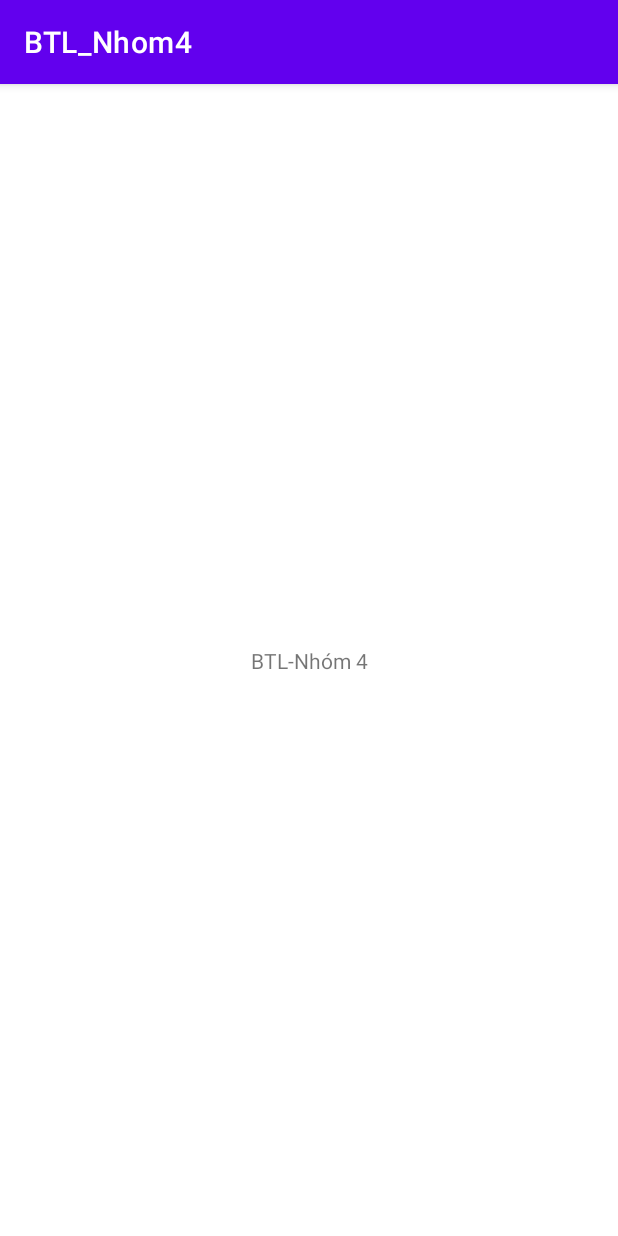
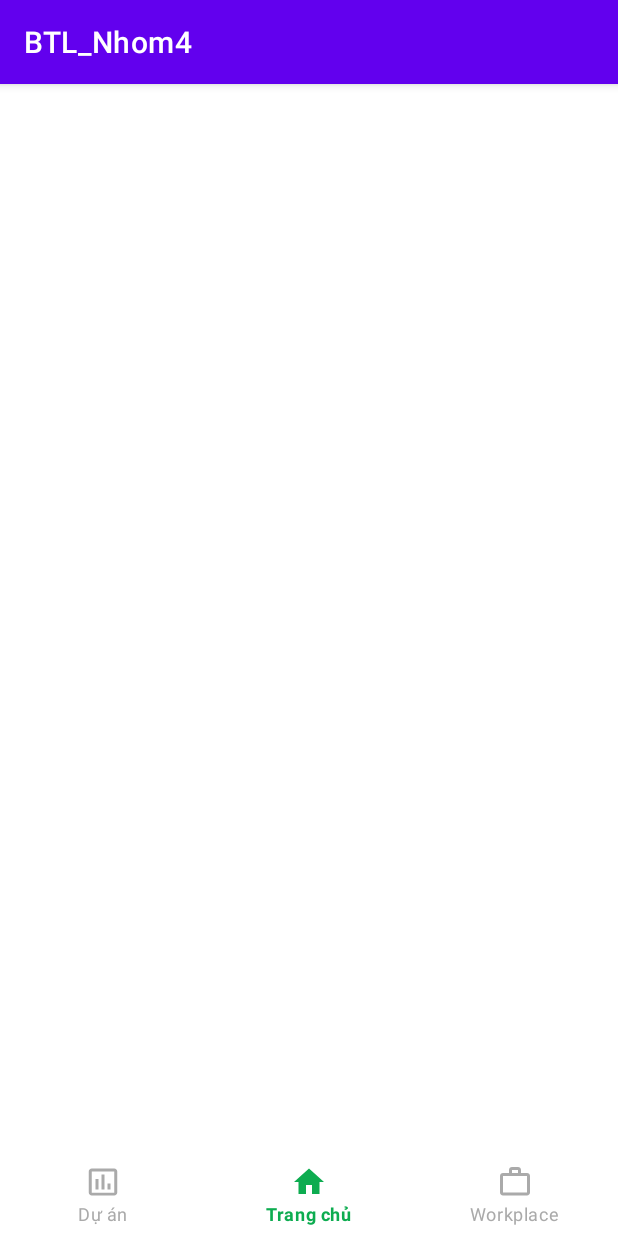
Before and after one commit to phandung2701/work-schedule-management-app, an Android app: the screen it shows after launch (MainActivity), on a phone screen of 412 x 824 dp. Run offline under Robolectric (Android 15) with nearby library versions, the phone set to English and light mode, and no system bars.

Commit message:
Feature bottom navigation view

```diff
--- a/app/src/main/java/com/example/btl_nhom4/MainActivity.java
+++ b/app/src/main/java/com/example/btl_nhom4/MainActivity.java
@@ -3,12 +3,20 @@ package com.example.btl_nhom4;
 import androidx.appcompat.app.AppCompatActivity;
 
 import android.os.Bundle;
+import android.util.Log;
+import android.view.MenuItem;
+import android.view.View;
+
+import com.google.android.material.bottomnavigation.BottomNavigationView;
 
 public class MainActivity extends AppCompatActivity {
+    BottomNavigationView bottomNavigation;
 
     @Override
     protected void onCreate(Bundle savedInstanceState) {
         super.onCreate(savedInstanceState);
         setContentView(R.layout.activity_main);
+        bottomNavigation = findViewById(R.id.bottom_navigation);
+        bottomNavigation.setSelectedItemId(R.id.bottom_navigation_home);
     }
 }
--- /dev/null
+++ b/app/src/main/res/color/tab_item_foreground.xml
@@ -0,0 +1,5 @@
+<?xml version="1.0" encoding="utf-8"?>
+<selector xmlns:android="http://schemas.android.com/apk/res/android">
+<item android:state_checked="true" android:color="@color/green_3" />
+<item android:color="@android:color/darker_gray"  />
+</selector>
--- /dev/null
+++ b/app/src/main/res/drawable/ic_home_24.xml
@@ -0,0 +1,5 @@
+<vector android:height="24dp" android:tint="#373737"
+    android:viewportHeight="24" android:viewportWidth="24"
+    android:width="24dp" xmlns:android="http://schemas.android.com/apk/res/android">
+    <path android:fillColor="@android:color/white" android:pathData="M10,20v-6h4v6h5v-8h3L12,3 2,12h3v8z"/>
+</vector>
--- /dev/null
+++ b/app/src/main/res/drawable/ic_project_24.xml
@@ -0,0 +1,5 @@
+<vector android:height="24dp" android:tint="#373737"
+    android:viewportHeight="24" android:viewportWidth="24"
+    android:width="24dp" xmlns:android="http://schemas.android.com/apk/res/android">
+    <path android:fillColor="@android:color/white" android:pathData="M9,17L7,17v-7h2v7zM13,17h-2L11,7h2v10zM17,17h-2v-4h2v4zM19.5,19.1h-15L4.5,5h15v14.1zM19.5,3h-15c-1.1,0 -2,0.9 -2,2v14c0,1.1 0.9,2 2,2h15c1.1,0 2,-0.9 2,-2L21.5,5c0,-1.1 -0.9,-2 -2,-2z"/>
+</vector>
--- /dev/null
+++ b/app/src/main/res/drawable/ic_workplace_24.xml
@@ -0,0 +1,6 @@
+<vector android:height="24dp" android:tint="#373737"
+    android:viewportHeight="24" android:viewportWidth="24"
+    android:width="24dp" xmlns:android="http://schemas.android.com/apk/res/android">
+    <path android:fillColor="@android:color/white"
+        android:fillType="evenOdd" android:pathData="M14,6L14,4h-4v2h4zM4,8v11h16L20,8L4,8zM20,6c1.11,0 2,0.89 2,2v11c0,1.11 -0.89,2 -2,2L4,21c-1.11,0 -2,-0.89 -2,-2l0.01,-11c0,-1.11 0.88,-2 1.99,-2h4L8,4c0,-1.11 0.89,-2 2,-2h4c1.11,0 2,0.89 2,2v2h4z"/>
+</vector>
--- a/app/src/main/res/layout/activity_main.xml
+++ b/app/src/main/res/layout/activity_main.xml
@@ -6,13 +6,23 @@
     android:layout_height="match_parent"
     tools:context=".MainActivity">
 
-    <TextView
-        android:layout_width="wrap_content"
+    <LinearLayout
+        android:layout_width="match_parent"
         android:layout_height="wrap_content"
-        android:text="BTL-Nhóm 4"
         app:layout_constraintBottom_toBottomOf="parent"
-        app:layout_constraintLeft_toLeftOf="parent"
-        app:layout_constraintRight_toRightOf="parent"
-        app:layout_constraintTop_toTopOf="parent" />
+        app:layout_constraintEnd_toEndOf="parent"
+        app:layout_constraintStart_toStartOf="parent">
+
+        <com.google.android.material.bottomnavigation.BottomNavigationView
+            android:id="@+id/bottom_navigation"
+            android:layout_width="match_parent"
+            android:layout_height="wrap_content"
+            android:layout_gravity="bottom"
+            app:itemIconTint="@color/tab_item_foreground"
+            app:itemTextColor="@color/tab_item_foreground"
+            app:menu="@menu/bottom_navigation"
+            tools:ignore="MissingConstraints" />
+
+    </LinearLayout>
 
 </androidx.constraintlayout.widget.ConstraintLayout>
--- /dev/null
+++ b/app/src/main/res/menu/bottom_navigation.xml
@@ -0,0 +1,19 @@
+<?xml version="1.0" encoding="utf-8"?>
+<menu xmlns:android="http://schemas.android.com/apk/res/android">
+    <item
+        android:id="@+id/bottom_navigation_project"
+        android:icon="@drawable/ic_project_24"
+        android:title="@string/title_project" />
+
+    <item
+        android:id="@+id/bottom_navigation_home"
+        android:icon="@drawable/ic_home_24"
+        android:checked="true"
+        android:title="@string/title_home" />
+
+    <item
+        android:id="@+id/bottom_navigation_workplace"
+        android:icon="@drawable/ic_workplace_24"
+        android:title="@string/title_workplace" />
+
+</menu>
--- a/app/src/main/res/values/colors.xml
+++ b/app/src/main/res/values/colors.xml
@@ -7,4 +7,8 @@
     <color name="teal_700">#FF018786</color>
     <color name="black">#FF000000</color>
     <color name="white">#FFFFFFFF</color>
+    <color name="green_4">#009C41</color>
+    <color name="green_3">#0DAC50</color>
+    <color name="green_2">#1DBC60</color>
+    <color name="green_1">#8EFFC1</color>
 </resources>
--- a/app/src/main/res/values/strings.xml
+++ b/app/src/main/res/values/strings.xml
@@ -1,3 +1,6 @@
 <resources>
     <string name="app_name">BTL_Nhom4</string>
+    <string name="title_home">Trang chủ</string>
+    <string name="title_project">Dự án</string>
+    <string name="title_workplace">Workplace</string>
 </resources>
```
